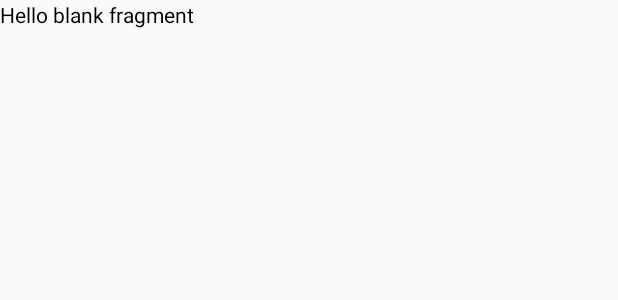
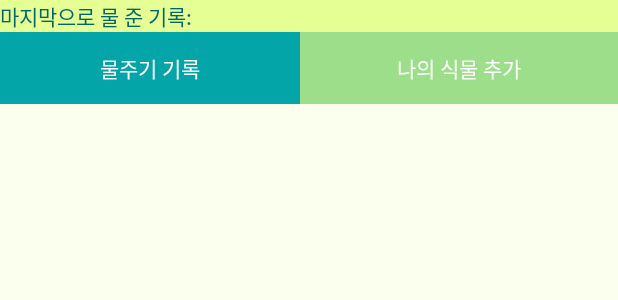
Before and after one commit to mj12130/Android_GreenHouse, an Android app: the layout fragment_my_plant.xml on its own in the app's theme, with its tools: preview values and no code run, on a phone screen of 412 x 824 dp. Shown: the top 300 px of the screen. Run offline under Robolectric (Android 15) with nearby library versions, the phone set to English and light mode, and no system bars; network calls fail.

Commit message:
[FEAT] 나의 식물 페이지 구현

```diff
--- a/app/src/main/res/layout/fragment_my_plant.xml
+++ b/app/src/main/res/layout/fragment_my_plant.xml
@@ -1,14 +1,61 @@
 <?xml version="1.0" encoding="utf-8"?>
-<FrameLayout xmlns:android="http://schemas.android.com/apk/res/android"
+<RelativeLayout
+    xmlns:android="http://schemas.android.com/apk/res/android"
+    xmlns:app="http://schemas.android.com/apk/res-auto"
     xmlns:tools="http://schemas.android.com/tools"
     android:layout_width="match_parent"
     android:layout_height="match_parent"
-    tools:context=".MyPlantFragment">
+    tools:context=".MyPlantFragment"
+    android:background="@color/background">
 
-    <!-- TODO: Update blank fragment layout -->
-    <TextView
+
+    <LinearLayout
         android:layout_width="match_parent"
         android:layout_height="match_parent"
-        android:text="@string/hello_blank_fragment" />
+        android:orientation="vertical">
+        <TextView
+            android:layout_width="match_parent"
+            android:layout_height="wrap_content"
+            android:text="마지막으로 물 준 기록: "
+            android:background="@color/yellow"
+            android:textColor="@color/darkgreen"
+            android:id="@+id/waterRecord"/>
+        <LinearLayout
+            android:layout_width="match_parent"
+            android:layout_height="wrap_content"
+            android:orientation="horizontal">
+            <Button
+                android:layout_width="200dp"
+                android:layout_height="wrap_content"
+                android:text="물주기 기록"
+                android:textColor="@color/white"
+                android:background="#04A5A8"
+                android:id="@+id/wRecordButton"/>
+            <Button
+                android:layout_width="match_parent"
+                android:layout_height="wrap_content"
+                android:text="나의 식물 추가"
+                android:textColor="@color/white"
+                android:background="@color/lightgreen"
+                android:id="@+id/addPlantButton"/>
+        </LinearLayout>
 
-</FrameLayout>
+        <androidx.recyclerview.widget.RecyclerView
+            android:id="@+id/myPlantRecyclerView"
+            android:layout_width="match_parent"
+            android:layout_height="0dp"
+            android:layout_weight="1" />
+    </LinearLayout>
+<!--    <com.google.android.material.floatingactionbutton.ExtendedFloatingActionButton-->
+<!--        android:id="@+id/main_fab"-->
+<!--        android:layout_width="wrap_content"-->
+<!--        android:layout_height="wrap_content"-->
+<!--        android:layout_margin="30dp"-->
+<!--        android:text="식물 추가"-->
+<!--        android:layout_alignParentRight="true"-->
+<!--        android:layout_alignParentBottom="true"-->
+<!--        android:background="#9DDE8B"-->
+<!--        android:textColor="#ffffff"-->
+<!--        android:textStyle="bold"/>-->
+
+</RelativeLayout>
```
Also changed, not shown: app/build.gradle.kts (+7 -1 lines), app/src/main/AndroidManifest.xml (+9 -3 lines), app/src/main/java/com/example/greenhouse/ItemData.kt (added, +9 -0 lines), app/src/main/java/com/example/greenhouse/MyApplication.kt (+12 -8 lines), app/src/main/java/com/example/greenhouse/MyPlantAdapter.kt (added, +45 -0 lines), app/src/main/java/com/example/greenhouse/MyPlantFragment.kt (+69 -2 lines), app/src/main/java/com/example/greenhouse/PlantAddActivity.kt (added, +96 -0 lines), app/src/main/res/layout/activity_plant_add.xml (added, +68 -0 lines), app/src/main/res/layout/item_myplant.xml (added, +78 -0 lines), app/src/main/res/values/themes.xml (+10 -0 lines).
